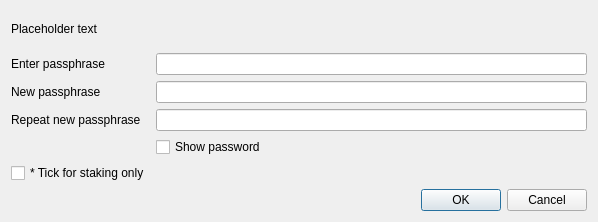
peacemakers109/KoloCryptoCoin, file src/qt/forms/askpassphrasedialog.ui: the form before one commit.
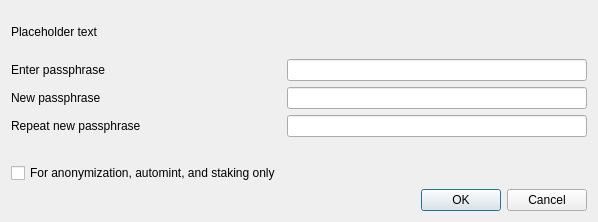
The form after the commit.

```diff
--- a/src/qt/forms/askpassphrasedialog.ui
+++ b/src/qt/forms/askpassphrasedialog.ui
@@ -93,13 +93,6 @@
       </widget>
      </item>
      <item row="3" column="1">
-      <widget class="QCheckBox" name="toggleShowPasswordButton">
-       <property name="text">
-        <string>Show password</string>
-       </property>
-      </widget>
-     </item>
-     <item row="4" column="1">
       <widget class="QLabel" name="capsLabel">
        <property name="font">
         <font>
@@ -116,9 +109,18 @@
       </widget>
      </item>
      <item row="4" column="0">
-      <widget class="QCheckBox" name="stakingCheckBox">
+      <widget class="QCheckBox" name="anonymizationCheckBox">
+       <property name="enabled">
+        <bool>true</bool>
+       </property>
+       <property name="toolTip">
+        <string>Serves to disable the trivial sendmoney when OS account compromised. Provides no real security.</string>
+       </property>
        <property name="text">
-        <string>* Tick for staking only</string>
+        <string>For anonymization, automint, and staking only</string>
+       </property>
+       <property name="visible">
+        <bool>false</bool>
        </property>
       </widget>
      </item>
```
